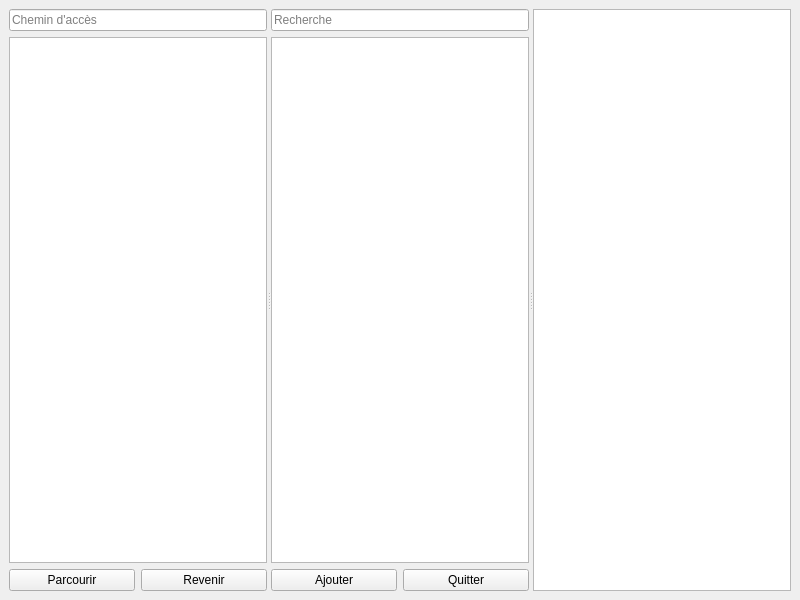
First picture: the form in mailer/src/gui/gen/attachfilewindow.ui, repository asm99/muami, before the edit.
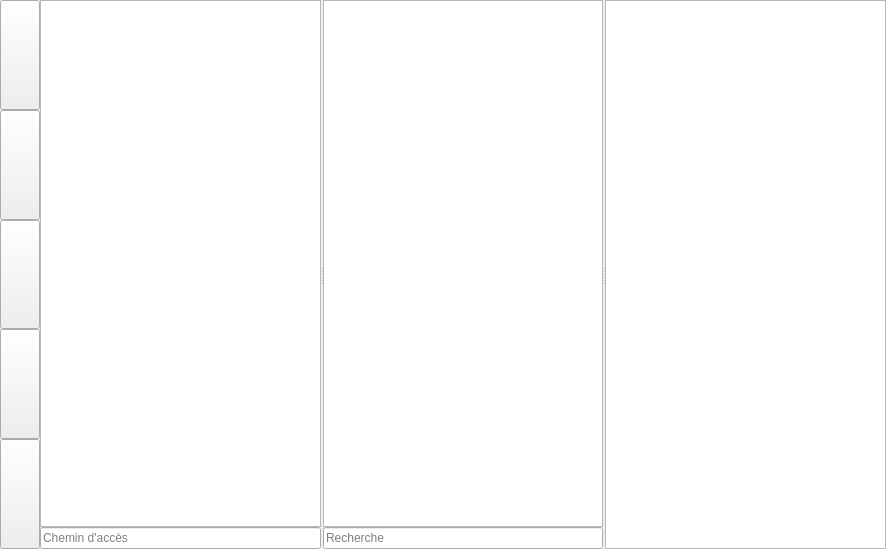
Second picture: the form after the edit. Icons and pictures are not drawn.

The edit to the form file:
```diff
--- a/mailer/src/gui/gen/attachfilewindow.ui
+++ b/mailer/src/gui/gen/attachfilewindow.ui
@@ -6,163 +6,268 @@
    <rect>
     <x>0</x>
     <y>0</y>
-    <width>800</width>
-    <height>600</height>
+    <width>886</width>
+    <height>549</height>
    </rect>
   </property>
   <property name="windowTitle">
    <string>MainWindow</string>
   </property>
   <widget class="QWidget" name="centralwidget">
-   <layout class="QHBoxLayout" name="horizontalLayout_3">
+   <layout class="QHBoxLayout" name="horizontalLayout_2">
+    <property name="spacing">
+     <number>0</number>
+    </property>
+    <property name="leftMargin">
+     <number>0</number>
+    </property>
+    <property name="topMargin">
+     <number>0</number>
+    </property>
+    <property name="rightMargin">
+     <number>0</number>
+    </property>
+    <property name="bottomMargin">
+     <number>0</number>
+    </property>
     <item>
-     <widget class="QSplitter" name="splitter">
-      <property name="orientation">
-       <enum>Qt::Horizontal</enum>
+     <layout class="QHBoxLayout" name="horizontalLayout">
+      <property name="spacing">
+       <number>0</number>
       </property>
-      <widget class="QWidget" name="layoutWidget">
-       <layout class="QVBoxLayout" name="verticalLayout_2">
-        <property name="sizeConstraint">
-         <enum>QLayout::SetDefaultConstraint</enum>
-        </property>
-        <item>
-         <widget class="QLineEdit" name="pathAccessor">
-          <property name="sizePolicy">
-           <sizepolicy hsizetype="Expanding" vsizetype="Fixed">
-            <horstretch>0</horstretch>
-            <verstretch>0</verstretch>
-           </sizepolicy>
-          </property>
-          <property name="maximumSize">
-           <size>
-            <width>16777215</width>
-            <height>16777215</height>
-           </size>
-          </property>
-          <property name="text">
-           <string/>
-          </property>
-          <property name="placeholderText">
-           <string extracomment="Chemin d'accès">Chemin d'accès</string>
-          </property>
-         </widget>
-        </item>
-        <item>
-         <widget class="QListWidget" name="folderList">
-          <property name="sizePolicy">
-           <sizepolicy hsizetype="Expanding" vsizetype="Expanding">
-            <horstretch>0</horstretch>
-            <verstretch>0</verstretch>
-           </sizepolicy>
-          </property>
-          <property name="maximumSize">
-           <size>
-            <width>16777215</width>
-            <height>16777215</height>
-           </size>
-          </property>
-         </widget>
-        </item>
-        <item>
-         <layout class="QHBoxLayout" name="horizontalLayout_2">
-          <property name="sizeConstraint">
-           <enum>QLayout::SetDefaultConstraint</enum>
-          </property>
-          <item>
-           <widget class="QPushButton" name="goButton">
-            <property name="sizePolicy">
-             <sizepolicy hsizetype="Expanding" vsizetype="Fixed">
-              <horstretch>0</horstretch>
-              <verstretch>0</verstretch>
-             </sizepolicy>
-            </property>
-            <property name="maximumSize">
-             <size>
-              <width>16777215</width>
-              <height>16777215</height>
-             </size>
-            </property>
-            <property name="text">
-             <string>Parcourir</string>
-            </property>
-           </widget>
-          </item>
-          <item>
-           <widget class="QPushButton" name="backButton">
-            <property name="sizePolicy">
-             <sizepolicy hsizetype="Expanding" vsizetype="Fixed">
-              <horstretch>0</horstretch>
-              <verstretch>0</verstretch>
-             </sizepolicy>
-            </property>
-            <property name="maximumSize">
-             <size>
-              <width>16777215</width>
-              <height>16777215</height>
-             </size>
-            </property>
-            <property name="text">
-             <string>Revenir</string>
-            </property>
-           </widget>
-          </item>
-         </layout>
-        </item>
-       </layout>
-      </widget>
-      <widget class="QWidget" name="layoutWidget">
+      <item>
        <layout class="QVBoxLayout" name="verticalLayout">
+        <property name="spacing">
+         <number>0</number>
+        </property>
         <item>
-         <widget class="QLineEdit" name="findFile">
-          <property name="placeholderText">
-           <string>Recherche</string>
+         <widget class="QPushButton" name="leaveButton">
+          <property name="sizePolicy">
+           <sizepolicy hsizetype="Maximum" vsizetype="Expanding">
+            <horstretch>0</horstretch>
+            <verstretch>0</verstretch>
+           </sizepolicy>
           </property>
+          <property name="maximumSize">
+           <size>
+            <width>90</width>
+            <height>16777215</height>
+           </size>
+          </property>
+          <property name="text">
+           <string/>
+          </property>
+          <property name="icon">
+           <iconset resource="../icons.qrc">
+            <normaloff>:/icon/res/browser-close-2.png</normaloff>:/icon/res/browser-close-2.png</iconset>
+          </property>
+          <property name="iconSize">
+           <size>
+            <width>35</width>
+            <height>35</height>
+           </size>
+          </property>
          </widget>
         </item>
         <item>
-         <widget class="QListWidget" name="contentList">
+         <widget class="QPushButton" name="infoButton">
           <property name="sizePolicy">
-           <sizepolicy hsizetype="Expanding" vsizetype="Expanding">
-            <horstretch>1</horstretch>
+           <sizepolicy hsizetype="Maximum" vsizetype="Expanding">
+            <horstretch>0</horstretch>
             <verstretch>0</verstretch>
            </sizepolicy>
           </property>
+          <property name="maximumSize">
+           <size>
+            <width>90</width>
+            <height>16777215</height>
+           </size>
+          </property>
+          <property name="text">
+           <string/>
+          </property>
+          <property name="icon">
+           <iconset resource="../icons.qrc">
+            <normaloff>:/icon/res/info-outline.png</normaloff>:/icon/res/info-outline.png</iconset>
+          </property>
+          <property name="iconSize">
+           <size>
+            <width>35</width>
+            <height>35</height>
+           </size>
+          </property>
          </widget>
         </item>
         <item>
-         <layout class="QHBoxLayout" name="horizontalLayout">
-          <item>
-           <widget class="QPushButton" name="addButton">
-            <property name="sizePolicy">
-             <sizepolicy hsizetype="Expanding" vsizetype="Fixed">
-              <horstretch>0</horstretch>
-              <verstretch>0</verstretch>
-             </sizepolicy>
-            </property>
-            <property name="text">
-             <string>Ajouter</string>
-            </property>
-           </widget>
-          </item>
-          <item>
-           <widget class="QPushButton" name="leaveButton">
-            <property name="sizePolicy">
-             <sizepolicy hsizetype="Expanding" vsizetype="Fixed">
-              <horstretch>0</horstretch>
-              <verstretch>0</verstretch>
-             </sizepolicy>
-            </property>
-            <property name="text">
-             <string>Quitter</string>
-            </property>
-           </widget>
-          </item>
-         </layout>
+         <widget class="QPushButton" name="addButton">
+          <property name="sizePolicy">
+           <sizepolicy hsizetype="Maximum" vsizetype="Expanding">
+            <horstretch>0</horstretch>
+            <verstretch>0</verstretch>
+           </sizepolicy>
+          </property>
+          <property name="maximumSize">
+           <size>
+            <width>90</width>
+            <height>16777215</height>
+           </size>
+          </property>
+          <property name="text">
+           <string/>
+          </property>
+          <property name="icon">
+           <iconset resource="../icons.qrc">
+            <normaloff>:/icon/res/document-add.png</normaloff>:/icon/res/document-add.png</iconset>
+          </property>
+          <property name="iconSize">
+           <size>
+            <width>35</width>
+            <height>35</height>
+           </size>
+          </property>
+         </widget>
+        </item>
+        <item>
+         <widget class="QPushButton" name="backButton">
+          <property name="sizePolicy">
+           <sizepolicy hsizetype="Maximum" vsizetype="Expanding">
+            <horstretch>0</horstretch>
+            <verstretch>0</verstretch>
+           </sizepolicy>
+          </property>
+          <property name="maximumSize">
+           <size>
+            <width>90</width>
+            <height>16777215</height>
+           </size>
+          </property>
+          <property name="text">
+           <string/>
+          </property>
+          <property name="icon">
+           <iconset resource="../icons.qrc">
+            <normaloff>:/icon/res/out.png</normaloff>:/icon/res/out.png</iconset>
+          </property>
+          <property name="iconSize">
+           <size>
+            <width>35</width>
+            <height>35</height>
+           </size>
+          </property>
+         </widget>
+        </item>
+        <item>
+         <widget class="QPushButton" name="goButton">
+          <property name="sizePolicy">
+           <sizepolicy hsizetype="Maximum" vsizetype="Expanding">
+            <horstretch>0</horstretch>
+            <verstretch>0</verstretch>
+           </sizepolicy>
+          </property>
+          <property name="maximumSize">
+           <size>
+            <width>90</width>
+            <height>16777215</height>
+           </size>
+          </property>
+          <property name="text">
+           <string/>
+          </property>
+          <property name="icon">
+           <iconset resource="../icons.qrc">
+            <normaloff>:/icon/res/in.png</normaloff>:/icon/res/in.png</iconset>
+          </property>
+          <property name="iconSize">
+           <size>
+            <width>35</width>
+            <height>35</height>
+           </size>
+          </property>
+         </widget>
         </item>
        </layout>
-      </widget>
-      <widget class="QTextEdit" name="fileDetails"/>
-     </widget>
+      </item>
+      <item>
+       <widget class="QSplitter" name="splitter">
+        <property name="orientation">
+         <enum>Qt::Horizontal</enum>
+        </property>
+        <property name="handleWidth">
+         <number>2</number>
+        </property>
+        <widget class="QWidget" name="">
+         <layout class="QVBoxLayout" name="verticalLayout_2">
+          <property name="spacing">
+           <number>0</number>
+          </property>
+          <item>
+           <widget class="QListWidget" name="folderList">
+            <property name="sizePolicy">
+             <sizepolicy hsizetype="Expanding" vsizetype="Expanding">
+              <horstretch>0</horstretch>
+              <verstretch>0</verstretch>
+             </sizepolicy>
+            </property>
+            <property name="maximumSize">
+             <size>
+              <width>16777215</width>
+              <height>16777215</height>
+             </size>
+            </property>
+           </widget>
+          </item>
+          <item>
+           <widget class="QLineEdit" name="pathAccessor">
+            <property name="sizePolicy">
+             <sizepolicy hsizetype="Expanding" vsizetype="Fixed">
+              <horstretch>0</horstretch>
+              <verstretch>0</verstretch>
+             </sizepolicy>
+            </property>
+            <property name="maximumSize">
+             <size>
+              <width>16777215</width>
+              <height>16777215</height>
+             </size>
+            </property>
+            <property name="text">
+             <string/>
+            </property>
+            <property name="placeholderText">
+             <string extracomment="Chemin d'accès">Chemin d'accès</string>
+            </property>
+           </widget>
+          </item>
+         </layout>
+        </widget>
+        <widget class="QWidget" name="">
+         <layout class="QVBoxLayout" name="verticalLayout_3">
+          <property name="spacing">
+           <number>0</number>
+          </property>
+          <item>
+           <widget class="QListWidget" name="contentList">
+            <property name="sizePolicy">
+             <sizepolicy hsizetype="Expanding" vsizetype="Expanding">
+              <horstretch>1</horstretch>
+              <verstretch>0</verstretch>
+             </sizepolicy>
+            </property>
+           </widget>
+          </item>
+          <item>
+           <widget class="QLineEdit" name="findFile">
+            <property name="placeholderText">
+             <string>Recherche</string>
+            </property>
+           </widget>
+          </item>
+         </layout>
+        </widget>
+        <widget class="QTextEdit" name="fileDetails"/>
+       </widget>
+      </item>
+     </layout>
     </item>
    </layout>
   </widget>
```
Left out of the diff: 12 changed lines with no effect on the pictures.
